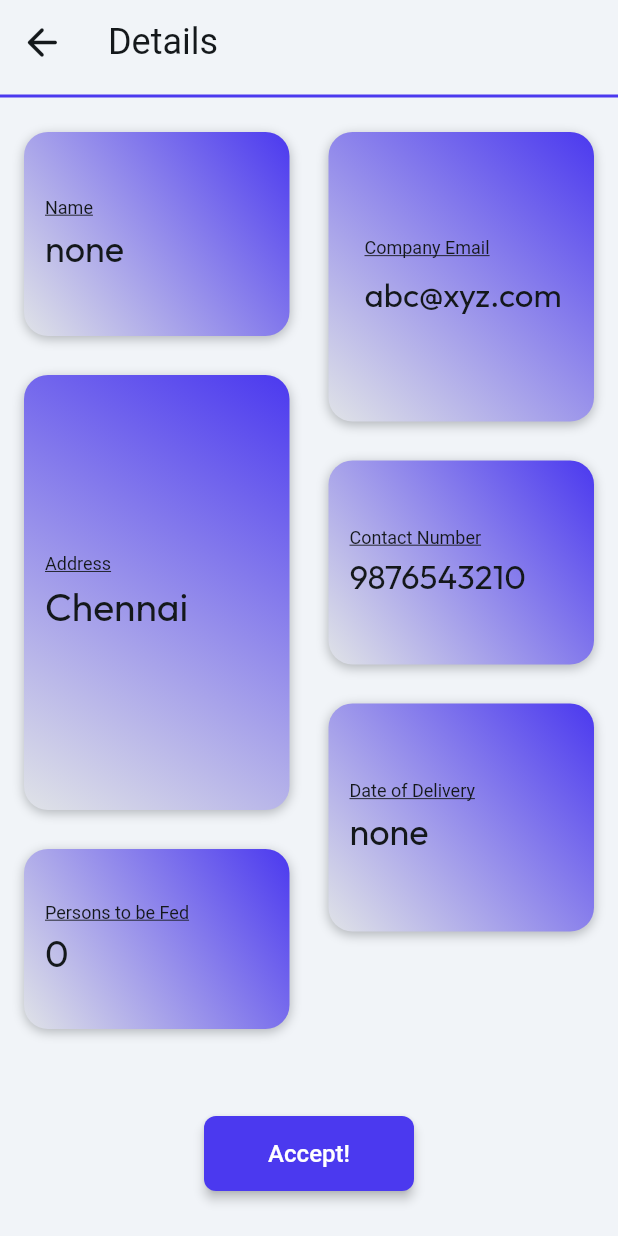
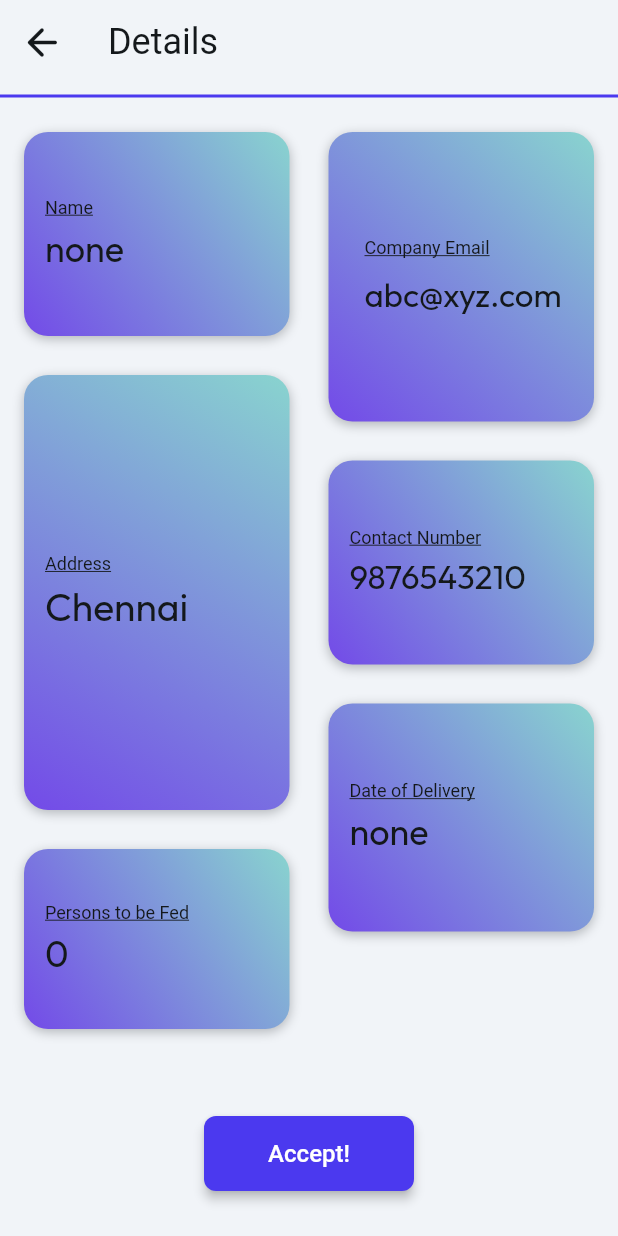
Before and after one commit to ARAVIND281/FoodConnect, a Flutter app: the MessageDetailsWidget screen opened by its route, on a phone screen of 412 x 824 dp. Run offline on Flutter 3.47's test engine with Material 2 defaults, Android fonts, the phone set to English and light mode, and no system bars; drawn by our look-alikes of auto_size_text; our stand-ins replace cached_network_image, cloud_firestore, firebase_auth, firebase_core, flutter_animate, font_awesome_flutter and 11 more; missing offline and left inert: aligned_dialog, json_path; accounts and stored records are empty; network calls fail; Roboto replaces fonts that are missing (Readex Pro).

Commit message:
add database filter and change the color

```diff
--- a/lib/pages/message_details/message_details_widget.dart
+++ b/lib/pages/message_details/message_details_widget.dart
@@ -124,8 +124,8 @@ class _MessageDetailsWidgetState extends State<MessageDetailsWidget> {
                                   ],
                                   gradient: LinearGradient(
                                     colors: [
-                                      FlutterFlowTheme.of(context).primary,
-                                      FlutterFlowTheme.of(context).alternate
+                                      Color(0xFF89D4CF),
+                                      Color(0xFF734AE8)
                                     ],
                                     stops: [0.0, 1.0],
                                     begin: AlignmentDirectional(1.0, -1.0),
@@ -206,8 +206,8 @@ class _MessageDetailsWidgetState extends State<MessageDetailsWidget> {
                                   ],
                                   gradient: LinearGradient(
                                     colors: [
-                                      FlutterFlowTheme.of(context).primary,
-                                      FlutterFlowTheme.of(context).alternate
+                                      Color(0xFF89D4CF),
+                                      Color(0xFF734AE8)
                                     ],
                                     stops: [0.0, 1.0],
                                     begin: AlignmentDirectional(1.0, -1.0),
@@ -298,8 +298,8 @@ class _MessageDetailsWidgetState extends State<MessageDetailsWidget> {
                                   ],
                                   gradient: LinearGradient(
                                     colors: [
-                                      FlutterFlowTheme.of(context).primary,
-                                      FlutterFlowTheme.of(context).alternate
+                                      Color(0xFF89D4CF),
+                                      Color(0xFF734AE8)
                                     ],
                                     stops: [0.0, 1.0],
                                     begin: AlignmentDirectional(1.0, -1.0),
@@ -384,8 +384,8 @@ class _MessageDetailsWidgetState extends State<MessageDetailsWidget> {
                                   ],
                                   gradient: LinearGradient(
                                     colors: [
-                                      FlutterFlowTheme.of(context).primary,
-                                      FlutterFlowTheme.of(context).alternate
+                                      Color(0xFF89D4CF),
+                                      Color(0xFF734AE8)
                                     ],
                                     stops: [0.0, 1.0],
                                     begin: AlignmentDirectional(1.0, -1.0),
@@ -470,8 +470,8 @@ class _MessageDetailsWidgetState extends State<MessageDetailsWidget> {
                                   ],
                                   gradient: LinearGradient(
                                     colors: [
-                                      FlutterFlowTheme.of(context).primary,
-                                      FlutterFlowTheme.of(context).alternate
+                                      Color(0xFF89D4CF),
+                                      Color(0xFF734AE8)
                                     ],
                                     stops: [0.0, 1.0],
                                     begin: AlignmentDirectional(1.0, -1.0),
@@ -552,8 +552,8 @@ class _MessageDetailsWidgetState extends State<MessageDetailsWidget> {
                                   ],
                                   gradient: LinearGradient(
                                     colors: [
-                                      FlutterFlowTheme.of(context).primary,
-                                      FlutterFlowTheme.of(context).alternate
+                                      Color(0xFF89D4CF),
+                                      Color(0xFF734AE8)
                                     ],
                                     stops: [0.0, 1.0],
                                     begin: AlignmentDirectional(1.0, -1.0),
```
Also changed, not shown: lib/components/donation_view_widget.dart (+6 -24 lines), lib/pages/main_messages/main_messages_widget.dart (+14 -2 lines).
